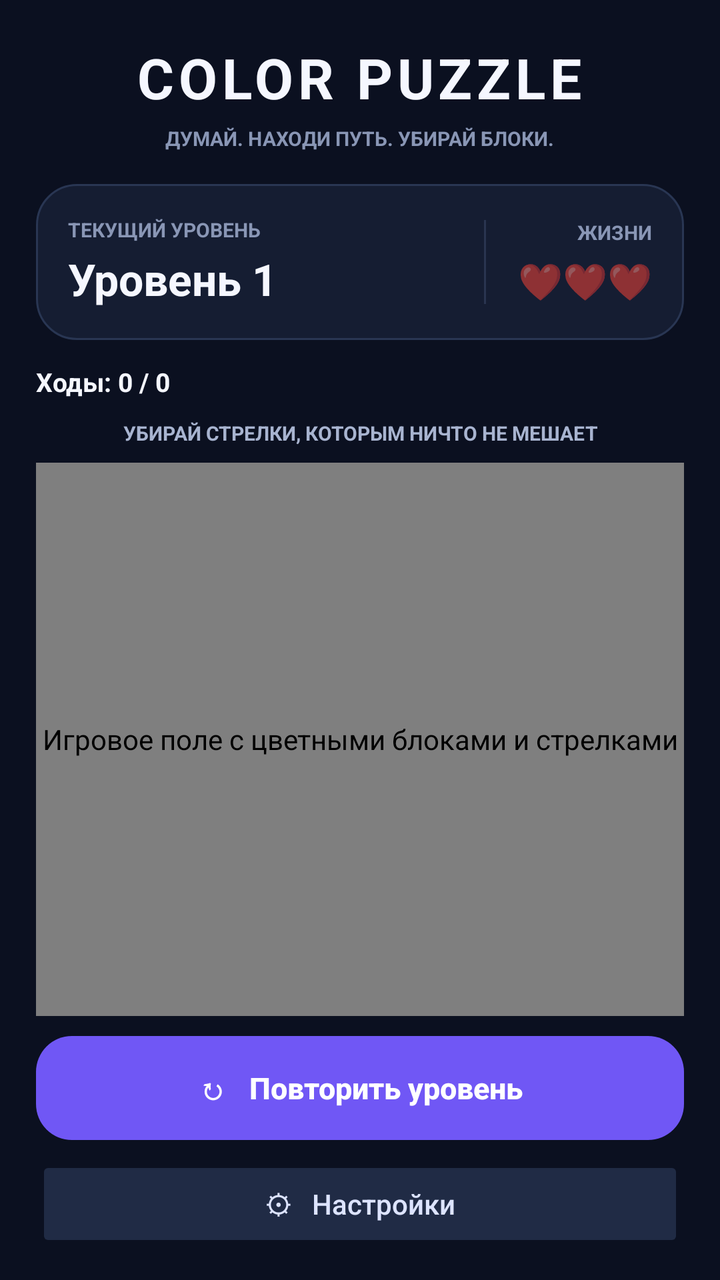
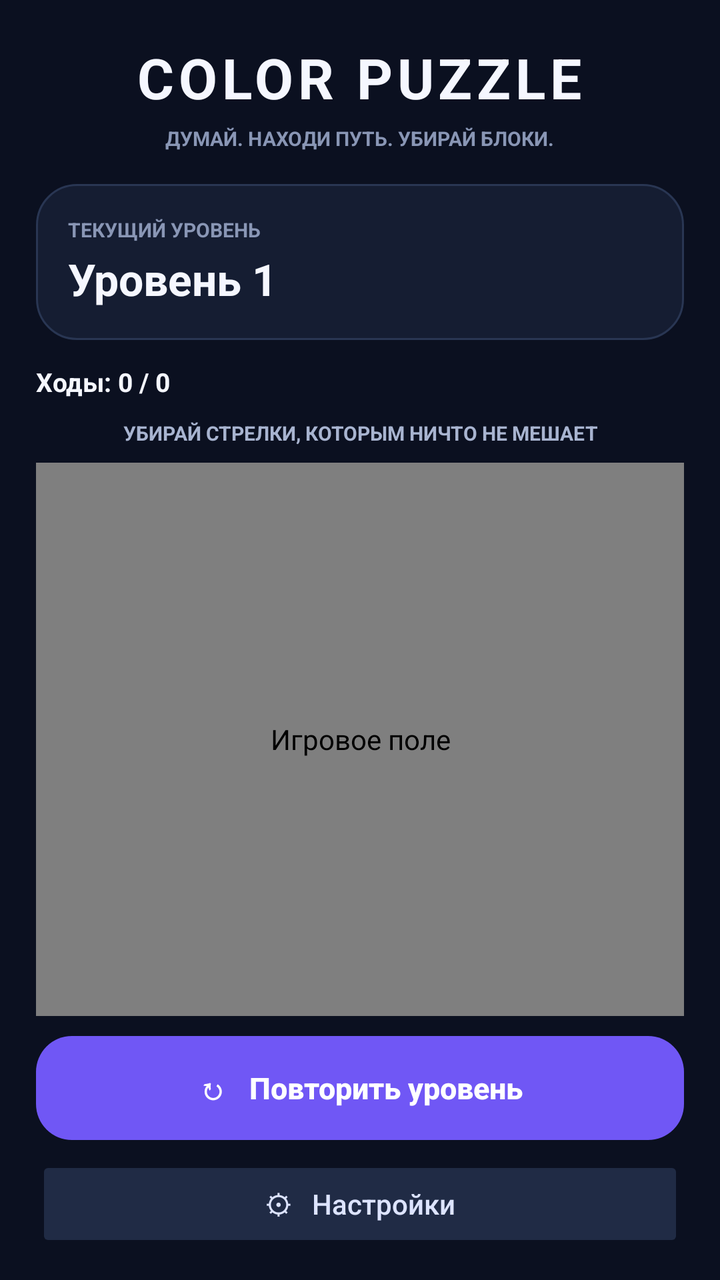

Screens rendered from an Android XML layout before and after an edit, with the pre-edit source and the edit as a unified diff.
<!-- AndroidManifest.xml: application theme Theme.AppCompat.Light.NoActionBar -->
<!-- res/layout/activity_main.xml -->
<?xml version="1.0" encoding="utf-8"?>
<LinearLayout
    xmlns:android="http://schemas.android.com/apk/res/android"
    android:layout_width="match_parent"
    android:layout_height="match_parent"
    android:orientation="vertical"
    android:background="#0B1020"
    android:paddingStart="18dp"
    android:paddingEnd="18dp"
    android:paddingTop="20dp"
    android:paddingBottom="14dp">

    <TextView
        android:id="@+id/titleText"
        android:layout_width="wrap_content"
        android:layout_height="wrap_content"
        android:layout_gravity="center_horizontal"
        android:text="COLOR PUZZLE"
        android:textColor="#F5F7FF"
        android:textSize="28sp"
        android:textStyle="bold"
        android:letterSpacing="0.08" />

    <TextView
        android:id="@+id/subtitleText"
        android:layout_width="wrap_content"
        android:layout_height="wrap_content"
        android:layout_gravity="center_horizontal"
        android:layout_marginTop="5dp"
        android:layout_marginBottom="16dp"
        android:gravity="center"
        android:text="ДУМАЙ. НАХОДИ ПУТЬ. УБИРАЙ БЛОКИ."
        android:textColor="#8996B5"
        android:textSize="10sp"
        android:textStyle="bold" />

    <LinearLayout
        android:layout_width="match_parent"
        android:layout_height="wrap_content"
        android:orientation="horizontal"
        android:gravity="center_vertical"
        android:background="@drawable/panel_bg"
        android:padding="16dp">

        <LinearLayout
            android:layout_width="0dp"
            android:layout_height="wrap_content"
            android:layout_weight="1"
            android:orientation="vertical">

            <TextView
                android:id="@+id/levelCaption"
                android:layout_width="wrap_content"
                android:layout_height="wrap_content"
                android:text="ТЕКУЩИЙ УРОВЕНЬ"
                android:textColor="#8996B5"
                android:textSize="10sp"
                android:textStyle="bold" />

            <TextView
                android:id="@+id/tvLevel"
                android:layout_width="wrap_content"
                android:layout_height="wrap_content"
                android:layout_marginTop="3dp"
                android:text="Уровень 1"
                android:textColor="#F5F7FF"
                android:textSize="22sp"
                android:textStyle="bold" />
        </LinearLayout>

        <View
            android:layout_width="1dp"
            android:layout_height="42dp"
            android:layout_marginStart="8dp"
            android:layout_marginEnd="16dp"
            android:background="#2A3550" />

        <LinearLayout
            android:layout_width="wrap_content"
            android:layout_height="wrap_content"
            android:orientation="vertical"
            android:gravity="end">

            <TextView
                android:id="@+id/livesCaption"
                android:layout_width="wrap_content"
                android:layout_height="wrap_content"
                android:text="ЖИЗНИ"
                android:textColor="#8996B5"
                android:textSize="10sp"
                android:textStyle="bold" />

            <TextView
                android:id="@+id/tvLives"
                android:layout_width="wrap_content"
                android:layout_height="wrap_content"
                android:layout_marginTop="5dp"
                android:text="❤️❤️❤️"
                android:textSize="18sp" />
        </LinearLayout>
    </LinearLayout>

    
    <LinearLayout
        android:layout_width="match_parent"
        android:layout_height="wrap_content"
        android:layout_marginTop="12dp"
        android:orientation="horizontal"
        android:gravity="center_vertical">

        <TextView
            android:id="@+id/movesTextView"
            android:layout_width="0dp"
            android:layout_height="wrap_content"
            android:layout_weight="1"
            android:gravity="start"
            android:text="Ходы: 0 / 0"
            android:textColor="#F5F7FF"
            android:textSize="13sp"
            android:textStyle="bold" />

        <TextView
            android:id="@+id/colorGroupTextView"
            android:layout_width="wrap_content"
            android:layout_height="wrap_content"
            android:background="#2A3550"
            android:paddingStart="10dp"
            android:paddingEnd="10dp"
            android:paddingTop="4dp"
            android:paddingBottom="4dp"
            android:text="Группа 1"
            android:textColor="#FFD700"
            android:textSize="12sp"
            android:textStyle="bold"
            android:visibility="gone" />
    </LinearLayout>

    <TextView
        android:id="@+id/hintText"
        android:layout_width="match_parent"
        android:layout_height="wrap_content"
        android:layout_marginTop="10dp"
        android:layout_marginBottom="8dp"
        android:gravity="center"
        android:text="УБИРАЙ СТРЕЛКИ, КОТОРЫМ НИЧТО НЕ МЕШАЕТ"
        android:textColor="#A8B4D0"
        android:textSize="10sp"
        android:textStyle="bold" />

    <com.example.colorpuzzle.ColorPuzzleView
        android:id="@+id/puzzleView"
        android:layout_width="match_parent"
        android:layout_height="0dp"
        android:layout_weight="1"
        android:contentDescription="Игровое поле с цветными блоками и стрелками"
        android:importantForAccessibility="yes" />

    <Button
        android:id="@+id/btnRestart"
        android:layout_width="match_parent"
        android:layout_height="52dp"
        android:layout_marginTop="10dp"
        android:text="↻   Повторить уровень"
        android:textAllCaps="false"
        android:textColor="#FFFFFF"
        android:textSize="15sp"
        android:textStyle="bold"
        android:background="@drawable/restart_button_bg"
        android:stateListAnimator="@null" />

    <Button
        android:id="@+id/btnSettings"
        android:layout_width="match_parent"
        android:layout_height="48dp"
        android:layout_marginTop="8dp"
        android:text="⚙   Настройки"
        android:textAllCaps="false"
        android:textColor="#DDE4FF"
        android:textSize="14sp"
        android:backgroundTint="#202B45"
        android:stateListAnimator="@null" />

</LinearLayout>
<!-- resources referenced by this layout -->
<resources>
  <!-- drawable panel_bg (drawable) -->
  <?xml version="1.0" encoding="utf-8"?>
  <shape xmlns:android="http://schemas.android.com/apk/res/android"
      android:shape="rectangle">
      <solid android:color="#151D32"/>
      <stroke
          android:width="1dp"
          android:color="#293653"/>
      <corners android:radius="20dp"/>
  </shape>
  <!-- drawable restart_button_bg (drawable) -->
  <?xml version="1.0" encoding="utf-8"?>
  <shape xmlns:android="http://schemas.android.com/apk/res/android"
      android:shape="rectangle">
      <solid android:color="#7057F5"/>
      <corners android:radius="18dp"/>
  </shape>
</resources>

<!-- the commit's change to res/layout/activity_main.xml (unified diff, before → after) -->
@@ -34,70 +34,32 @@
         android:textSize="10sp"
         android:textStyle="bold" />
 
+    
     <LinearLayout
         android:layout_width="match_parent"
         android:layout_height="wrap_content"
-        android:orientation="horizontal"
-        android:gravity="center_vertical"
+        android:orientation="vertical"
         android:background="@drawable/panel_bg"
         android:padding="16dp">
 
-        <LinearLayout
-            android:layout_width="0dp"
-            android:layout_height="wrap_content"
-            android:layout_weight="1"
-            android:orientation="vertical">
-
-            <TextView
-                android:id="@+id/levelCaption"
-                android:layout_width="wrap_content"
-                android:layout_height="wrap_content"
-                android:text="ТЕКУЩИЙ УРОВЕНЬ"
-                android:textColor="#8996B5"
-                android:textSize="10sp"
-                android:textStyle="bold" />
-
-            <TextView
-                android:id="@+id/tvLevel"
-                android:layout_width="wrap_content"
-                android:layout_height="wrap_content"
-                android:layout_marginTop="3dp"
-                android:text="Уровень 1"
-                android:textColor="#F5F7FF"
-                android:textSize="22sp"
-                android:textStyle="bold" />
-        </LinearLayout>
-
-        <View
-            android:layout_width="1dp"
-            android:layout_height="42dp"
-            android:layout_marginStart="8dp"
-            android:layout_marginEnd="16dp"
-            android:background="#2A3550" />
-
-        <LinearLayout
+        <TextView
+            android:id="@+id/levelCaption"
             android:layout_width="wrap_content"
             android:layout_height="wrap_content"
-            android:orientation="vertical"
-            android:gravity="end">
+            android:text="ТЕКУЩИЙ УРОВЕНЬ"
+            android:textColor="#8996B5"
+            android:textSize="10sp"
+            android:textStyle="bold" />
 
-            <TextView
-                android:id="@+id/livesCaption"
-                android:layout_width="wrap_content"
-                android:layout_height="wrap_content"
-                android:text="ЖИЗНИ"
-                android:textColor="#8996B5"
-                android:textSize="10sp"
-                android:textStyle="bold" />
-
-            <TextView
-                android:id="@+id/tvLives"
-                android:layout_width="wrap_content"
-                android:layout_height="wrap_content"
-                android:layout_marginTop="5dp"
-                android:text="❤️❤️❤️"
-                android:textSize="18sp" />
-        </LinearLayout>
+        <TextView
+            android:id="@+id/tvLevel"
+            android:layout_width="wrap_content"
+            android:layout_height="wrap_content"
+            android:layout_marginTop="3dp"
+            android:text="Уровень 1"
+            android:textColor="#F5F7FF"
+            android:textSize="22sp"
+            android:textStyle="bold" />
     </LinearLayout>
 
     
@@ -152,7 +114,7 @@
         android:layout_width="match_parent"
         android:layout_height="0dp"
         android:layout_weight="1"
-        android:contentDescription="Игровое поле с цветными блоками и стрелками"
+        android:contentDescription="Игровое поле"
         android:importantForAccessibility="yes" />
 
     <Button
